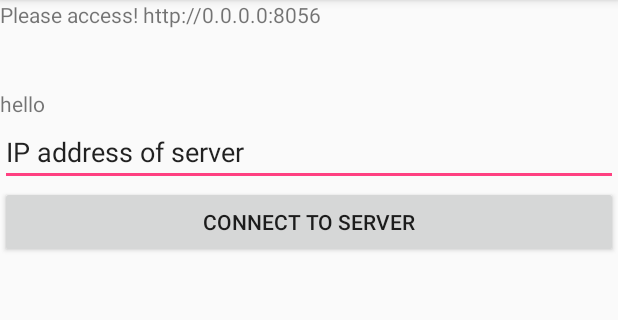
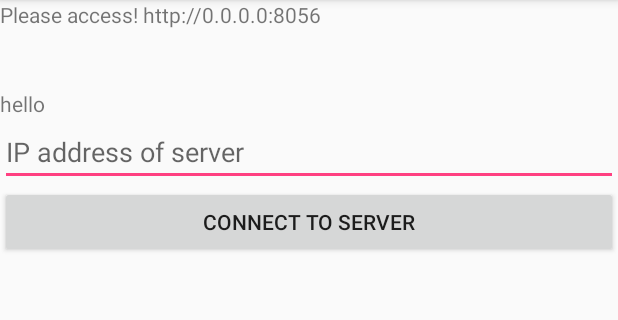
Before and after one commit to ITCoders/MobileCloudIR, an Android app: the screen it shows after launch (MainActivity), on a phone screen of 412 x 824 dp, the part 84-404 px from its top. Run offline under Robolectric (Android 15) with nearby library versions, the phone set to English and light mode, and no system bars; our stand-ins replace Volley; libraries missing offline, so code that uses them is left out: fi.iki.elonen.

```diff
--- a/src/android/app/src/main/java/in/ac/iiitv/wikishare/MainActivity.java
+++ b/src/android/app/src/main/java/in/ac/iiitv/wikishare/MainActivity.java
@@ -49,19 +49,6 @@ public class MainActivity extends AppCompatActivity {
 
     }
 
-    @Override
-    protected void onResume() {
-        super.onResume();
-
-
-
-//        try {
-//            server = new MyHTTPD();
-//        } catch (IOException e) {
-//            e.printStackTrace();
-//        }
-    }
-
     public void requestServer(View view) {
         RequestQueue queue = Volley.newRequestQueue(getApplicationContext());
         String url = mServerAddress.getText().toString();
--- a/src/android/app/src/main/res/layout/activity_main.xml
+++ b/src/android/app/src/main/res/layout/activity_main.xml
@@ -22,8 +22,8 @@
         android:layout_width="match_parent"
         android:layout_height="wrap_content"
         android:ems="10"
-        android:inputType="textPersonName"
-        android:text="IP address of server" />
+        android:hint="IP address of server"
+        android:inputType="textPersonName" />
 
     <Button
         android:id="@+id/connect"
```
